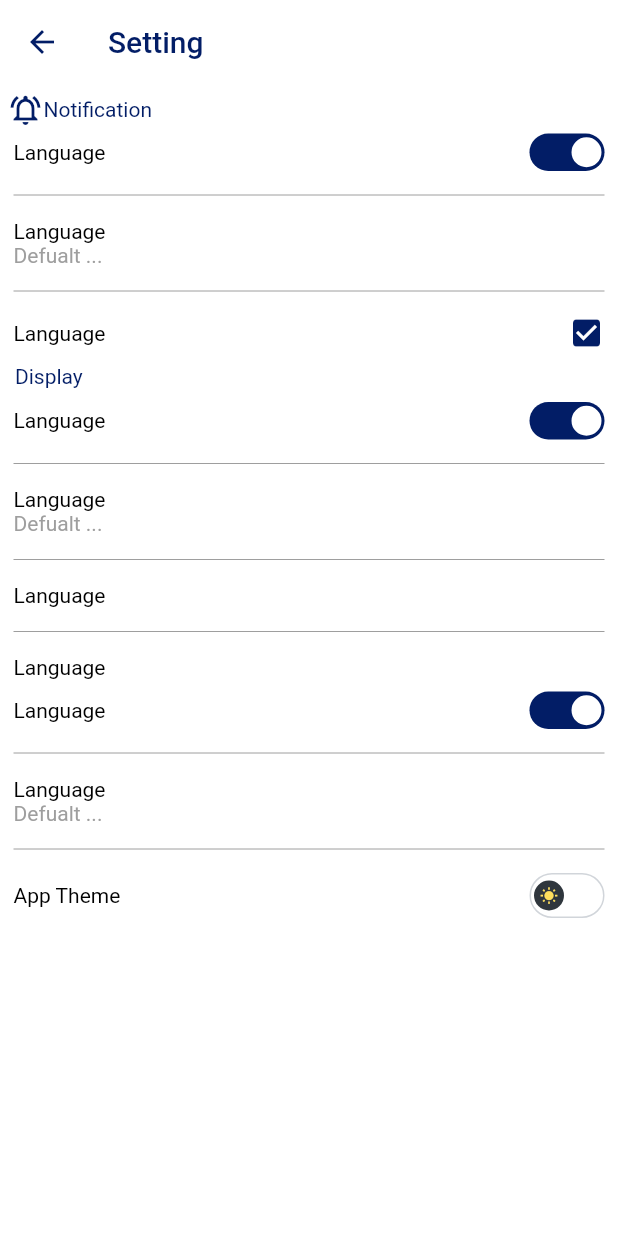
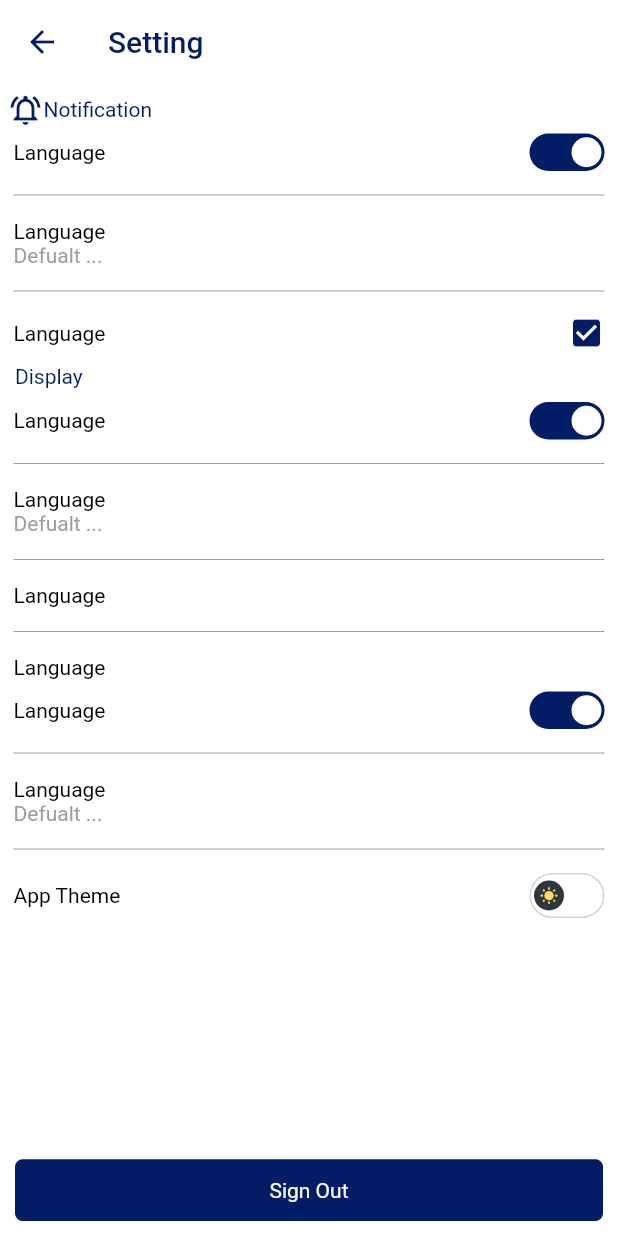
Before and after one commit to mai-alaa/TheCity, a Flutter app: the SettingPage screen opened directly, on a phone screen of 412 x 824 dp. Run offline on Flutter 3.47's test engine with Material 2 defaults, Android fonts, the phone set to English and light mode, and no system bars; drawn by our look-alikes of flutter_switch; our stand-ins replace cached_network_image, carousel_slider, connectivity, firebase_auth, firebase_core, flutter_map and 6 more; accounts and stored records are empty; network calls fail.

Commit message:
adding signout method

```diff
--- a/lib/view/home/widget/settings.dart
+++ b/lib/view/home/widget/settings.dart
@@ -1,4 +1,5 @@
 import 'package:city_app/controller/controller.dart';
+import 'package:city_app/utils/componnents.dart';
 import 'package:city_app/utils/constants.dart';
 import 'package:flutter/cupertino.dart';
 import 'package:flutter/material.dart';
@@ -314,6 +315,24 @@ class SettingPage extends StatelessWidget {
                 ),
               ]),
             ),
+            Spacer(),
+            GestureDetector(
+              onTap: () {
+                controller.signOut();
+              },
+              child: Padding(
+                padding: EdgeInsets.all(5),
+                child: Container(
+                  height: MediaQuery.sizeOf(context).height * .050,
+                  width: MediaQuery.sizeOf(context).width,
+                  decoration: BoxDecoration(
+                    color: KmainColor,
+                    borderRadius: BorderRadius.circular(5.0),
+                  ),
+                  child: Center(child: Text('Sign Out')),
+                ),
+              ),
+            )
           ],
         ),
       ),
```
Also changed, not shown: lib/controller/controller.dart (+14 -0 lines).
